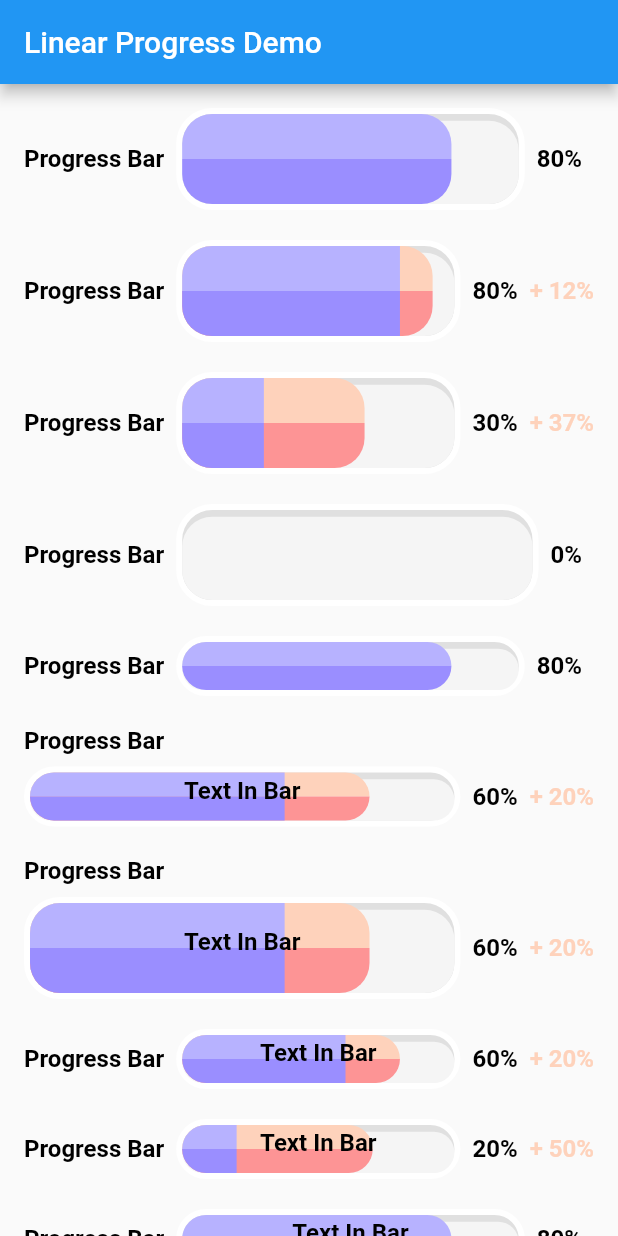
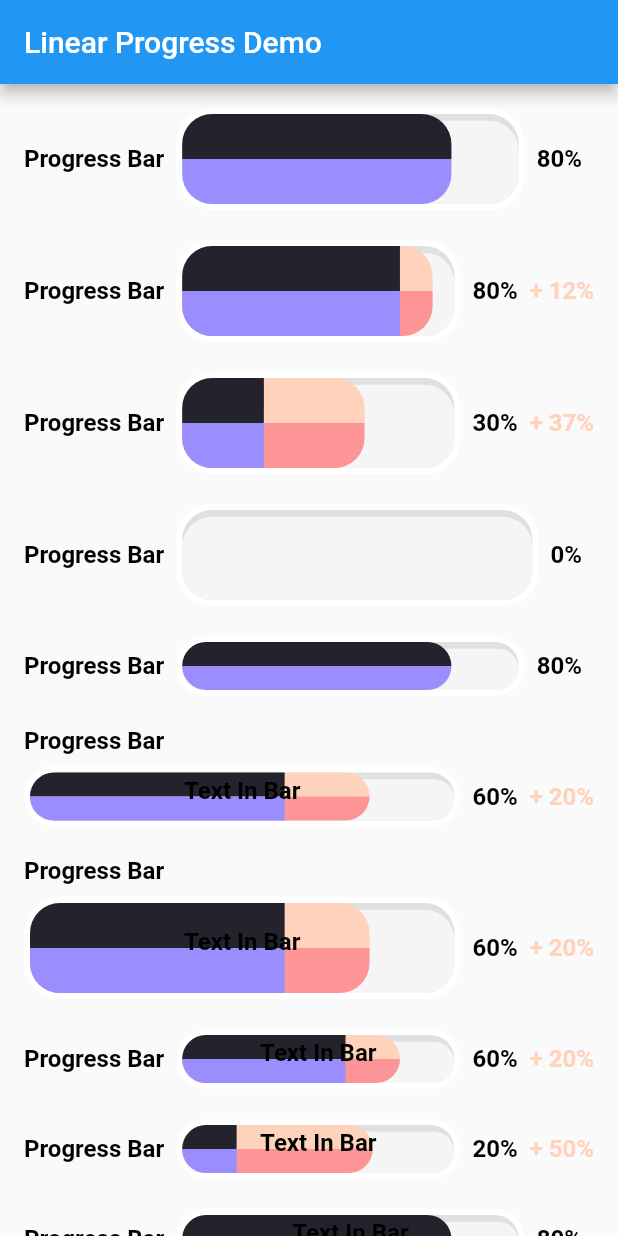
Before and after one commit to sangle1996/flutter_custom_progress_bar, a Flutter app: the screen it shows after launch, on a phone screen of 412 x 824 dp. Run offline on Flutter 3.47's test engine with Material 2 defaults, Android fonts, the light colour scheme and no system bars.

Commit message:
+ Update readme and widget

```diff
--- a/lib/widget/custom_progress_bar.dart
+++ b/lib/widget/custom_progress_bar.dart
@@ -8,12 +8,12 @@ enum TitleStyle {
 const double defaultHeight = 32;
 
 const Color mainColor2 = Color(0xFF9A8EFF);
-const Color mainColor1 = Color(0xFFB7B2FF);
+const Color mainColor1 = Color.fromARGB(255, 35, 34, 45);
 
 const Color plusColor2 = Color(0xFFFD9495);
 const Color plusColor1 = Color(0xFFFED2BB);
 
-class CustomProgressBar extends StatefulWidget {
+class CustomProgressBar extends StatelessWidget {
   final double progress;
   final double height;
   final TitleStyle titleStyle;
@@ -37,30 +37,25 @@ class CustomProgressBar extends StatefulWidget {
           'Progress must be between 0 and 1 and if plusProgress is not null, the sum of progress and plusProgress must be less than or equal to 1',
         );
 
-  @override
-  State<CustomProgressBar> createState() => _CustomProgressBarState();
-}
-
-class _CustomProgressBarState extends State<CustomProgressBar> {
   double get _fullPlusProgress {
-    if (widget.plusProgress != null) {
-      return widget.progress + widget.plusProgress!;
+    if (plusProgress != null) {
+      return progress + plusProgress!;
     }
-    return widget.progress;
+    return progress;
   }
 
   @override
   Widget build(BuildContext context) {
-    if (widget.title == null) {
+    if (title == null) {
       return _progressBar();
     }
 
-    switch (widget.titleStyle) {
+    switch (titleStyle) {
       case TitleStyle.onTop:
         return Column(
           crossAxisAlignment: CrossAxisAlignment.start,
           children: [
-            _labelCommonWidget(widget.title!),
+            _labelCommonWidget(title!),
             const SizedBox(height: 8),
             _progressBar(),
           ],
@@ -68,7 +63,7 @@ class _CustomProgressBarState extends State<CustomProgressBar> {
       default:
         return Row(
           children: [
-            _labelCommonWidget(widget.title!),
+            _labelCommonWidget(title!),
             const SizedBox(width: 8),
             Expanded(child: _progressBar()),
           ],
@@ -107,7 +102,7 @@ class _CustomProgressBarState extends State<CustomProgressBar> {
                   clipBehavior: Clip.hardEdge,
                   children: [
                     Container(
-                      height: widget.height - 4.5,
+                      height: height - 4.5,
                       width: double.infinity,
                       decoration: BoxDecoration(
                         color: Colors.grey[100],
@@ -116,32 +111,31 @@ class _CustomProgressBarState extends State<CustomProgressBar> {
                         ),
                       ),
                     ),
-                    if (widget.plusProgress != null)
+                    if (plusProgress != null)
                       FractionallySizedBox(
                         alignment: Alignment.centerLeft,
                         widthFactor: _fullPlusProgress,
                         child: _progressSegment(
                           plusColor1,
                           plusColor2,
-                          widget.height,
+                          height,
                           leftRadius: const Radius.circular(20),
                           rightRadius: const Radius.circular(20),
                         ),
                       ),
                     FractionallySizedBox(
                       alignment: Alignment.centerLeft,
-                      widthFactor: widget.progress,
-                      child: _progressSegment(
-                          mainColor1, mainColor2, widget.height,
+                      widthFactor: progress,
+                      child: _progressSegment(mainColor1, mainColor2, height,
                           leftRadius: const Radius.circular(20),
                           rightRadius: Radius.circular(
-                            widget.plusProgress != null ? 0 : 20,
+                            plusProgress != null ? 0 : 20,
                           )),
                     ),
                   ],
                 ),
               ),
-              if (widget.textInBar != null) _textInBar(),
+              if (textInBar != null) _textInBar(),
             ],
           ),
         ),
@@ -158,14 +152,14 @@ class _CustomProgressBarState extends State<CustomProgressBar> {
           width: 8,
         ),
         _labelCommonWidget(
-          '${(widget.progress * 100).toStringAsFixed(0)}%',
+          '${(progress * 100).toStringAsFixed(0)}%',
         ),
         const SizedBox(
           width: 8,
         ),
-        if (widget.plusProgress != null)
+        if (plusProgress != null)
           _labelCommonWidget(
-            '+ ${(widget.plusProgress! * 100).toStringAsFixed(0)}%',
+            '+ ${(plusProgress! * 100).toStringAsFixed(0)}%',
             textColor: plusColor1,
           ),
       ],
@@ -207,7 +201,6 @@ class _CustomProgressBarState extends State<CustomProgressBar> {
 
   _textInBar() {
     return SizedBox(
-        height: widget.height,
-        child: Center(child: _labelCommonWidget(widget.textInBar!)));
+        height: height, child: Center(child: _labelCommonWidget(textInBar!)));
   }
 }
```
Also changed, not shown: 1 other file.
